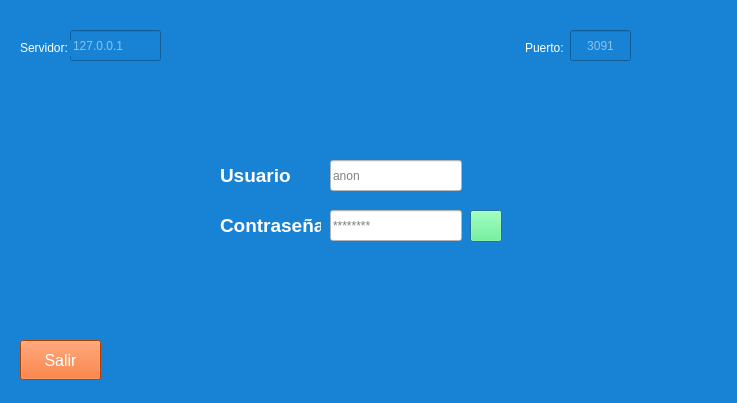
This is conectar.ui in redpac/local as Qt 5 draws it before an edit. The edited form follows.
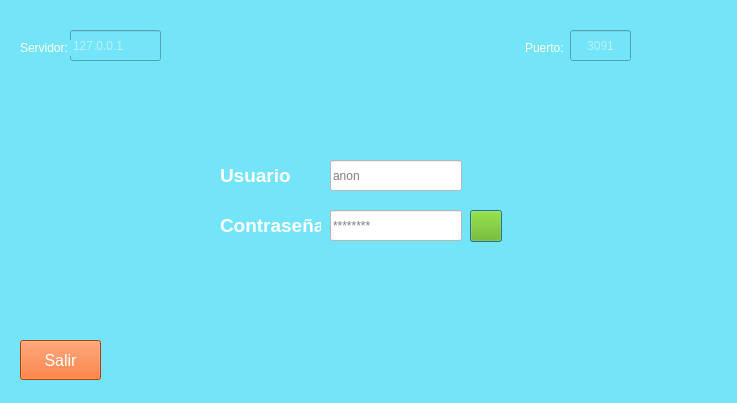
This is the edited form. Icons and pictures are not drawn.

What changed in the file:
```diff
--- a/conectar.ui
+++ b/conectar.ui
@@ -44,7 +44,7 @@
   </property>
   <property name="styleSheet">
    <string notr="true">color: #ffffff;
-background-color: rgb(24, 131, 213); </string>
+background-color: #74e4f9;</string>
   </property>
   <property name="modal">
    <bool>true</bool>
@@ -183,7 +183,7 @@
     <cursorShape>PointingHandCursor</cursorShape>
    </property>
    <property name="styleSheet">
-    <string notr="true">background-color: rgb(85, 255, 127);
+    <string notr="true">background-color: #67b603;
 color: rgb(0, 0, 0);</string>
    </property>
    <property name="text">
```
Left out of the diff: 2 changed lines with no effect on the pictures.
